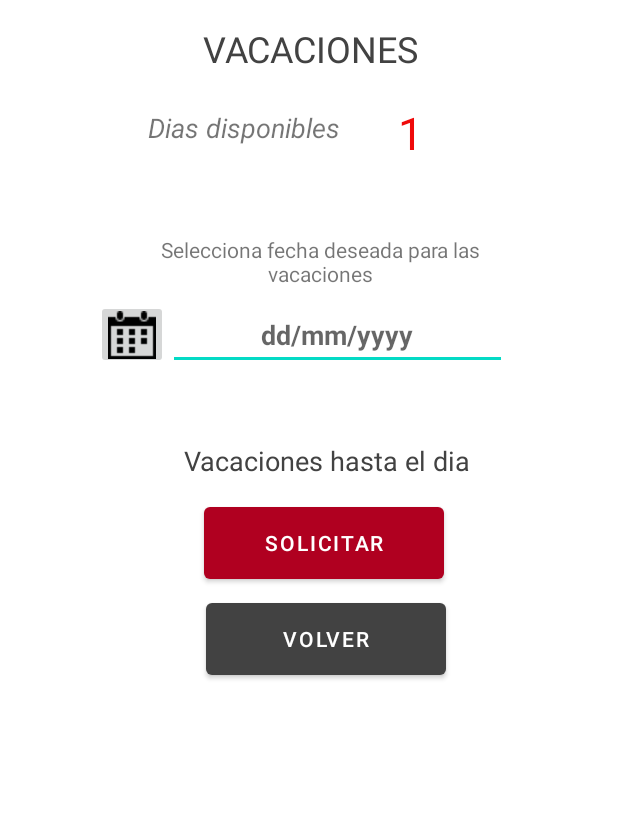
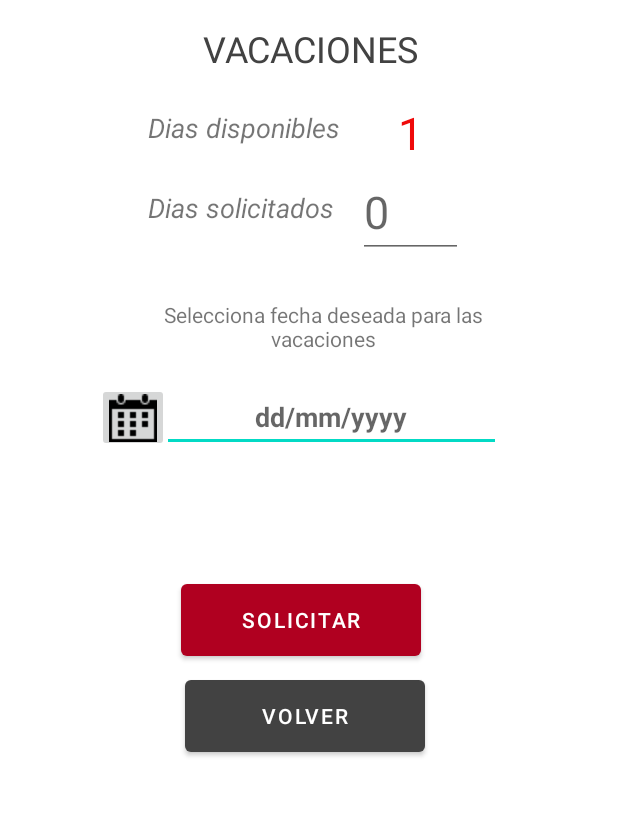
Before and after one commit to JoseCumplido82/H91, an Android app: the ActivityVacaciones screen opened directly, with no data from a screen before it, after a tap on "SOLICITAR", on a phone screen of 412 x 824 dp, the part 264-1080 px from its top. Run offline under Robolectric (Android 15) with nearby library versions, the phone set to English and light mode, and no system bars; 1 other tap on this screen came first.

```diff
--- a/app/src/main/AndroidManifest.xml
+++ b/app/src/main/AndroidManifest.xml
@@ -3,6 +3,9 @@
     package="com.example.h91">
 
     <uses-permission android:name="android.permission.INTERNET" />
+    <uses-permission android:name="android.permission.WRITE_EXTERNAL_STORAGE"/>
+    <uses-permission android:name="android.permission.ACCESS_NETWORK_STATE"/>
+    <uses-permission android:name="android.permission.READ_PHONE_STATE"/>
 
 
 
--- a/app/src/main/java/com/example/h91/ActivityVacaciones.java
+++ b/app/src/main/java/com/example/h91/ActivityVacaciones.java
@@ -33,7 +33,9 @@ public class ActivityVacaciones extends AppCompatActivity implements View.OnClic
     EditText etFecha;
     ImageButton ibObtenerFecha2;
     TextView edt_dias;
+    TextView txt_diasPedidos;
     Button bt_solicitar3;
+    TextView edt_diasSolicitados;
     private static int valorVacaciones=0;
 
     @Override
@@ -52,8 +54,8 @@ public class ActivityVacaciones extends AppCompatActivity implements View.OnClic
         ibObtenerFecha2 = (ImageButton) findViewById(R.id.ib_obtener_fecha2);
         //Evento setOnClickListener - clic
         ibObtenerFecha2.setOnClickListener(this);
-
-
+        edt_diasSolicitados=(EditText)findViewById(R.id.edt_diasSolicitados);
+        txt_diasPedidos=(TextView)findViewById(R.id.txt_diasPedidos);
         //boton cerrar notificaciones
         Button bt_volver8 = (Button) findViewById(R.id.bt_volver8);
         bt_volver8.setOnClickListener(new View.OnClickListener() {
@@ -68,10 +70,18 @@ public class ActivityVacaciones extends AppCompatActivity implements View.OnClic
 
     public void solicitarVacaciones(View view) {
 
-            etFecha.getText().toString();
+         String fecha=   etFecha.getText().toString();
              mostrarToast("SOLICITUD ENVIADA");
             edt_dias.setText(String.valueOf(++valorVacaciones));
-            //Intent intent = new Intent(view.getContext(), ActivitySolicitudes.class);
+        txt_diasPedidos.setText(fecha+edt_diasSolicitados.getText().toString());
+
+            Intent sendIntent = new Intent();
+        sendIntent.setAction(Intent.ACTION_SEND);
+        sendIntent.putExtra(Intent.EXTRA_TEXT, fecha);
+        sendIntent.setType("text/plain");
+
+            Intent shareIntent= Intent.createChooser(sendIntent, null);
+            startActivity(shareIntent);
             //startActivityForResult(intent,0);
             //finish();
 
@@ -108,6 +118,7 @@ public class ActivityVacaciones extends AppCompatActivity implements View.OnClic
         }, anio, mes, dia);
         //Muestro el widget
         recogerFecha.show();
+        txt_diasPedidos.setText("fecha de vuelta de vacaciones el dia " + dia+edt_diasSolicitados.getText().toString());
 
     }
 
--- a/app/src/main/res/layout/activity_vacaciones.xml
+++ b/app/src/main/res/layout/activity_vacaciones.xml
@@ -63,28 +63,28 @@
         android:id="@+id/et_mostrar_fecha_picker2"
         android:layout_width="226dp"
         android:layout_height="46dp"
-        android:layout_marginTop="84dp"
+        android:layout_marginTop="20dp"
         android:autofillHints=""
         android:ems="10"
         android:gravity="center"
         android:hint="@string/formato_fecha"
         android:inputType="date"
         android:textStyle="bold"
-        app:layout_constraintEnd_toEndOf="parent"
-        app:layout_constraintHorizontal_bias="0.0"
-        app:layout_constraintStart_toEndOf="@+id/ib_obtener_fecha2"
-        app:layout_constraintTop_toBottomOf="@+id/edt_dias"
+        app:layout_constraintEnd_toEndOf="@+id/txt_selecciona2"
+        app:layout_constraintHorizontal_bias="0.603"
+        app:layout_constraintStart_toStartOf="@+id/txt_selecciona2"
+        app:layout_constraintTop_toBottomOf="@+id/txt_selecciona2"
         tools:ignore="UnknownId" />
 
     <ImageButton
         android:id="@+id/ib_obtener_fecha2"
         android:layout_width="48dp"
         android:layout_height="46dp"
-        android:layout_marginStart="64dp"
-        android:layout_marginLeft="64dp"
-        android:layout_marginTop="8dp"
+        android:layout_marginTop="20dp"
         android:src="@drawable/calendario"
-        app:layout_constraintStart_toStartOf="parent"
+        app:layout_constraintEnd_toStartOf="@+id/et_mostrar_fecha_picker2"
+        app:layout_constraintHorizontal_bias="0.717"
+        app:layout_constraintStart_toStartOf="@+id/txt_selecciona2"
         app:layout_constraintTop_toBottomOf="@+id/txt_selecciona2"
         tools:ignore="ContentDescription" />
 
@@ -92,38 +92,26 @@
         android:id="@+id/txt_selecciona2"
         android:layout_width="279dp"
         android:layout_height="35dp"
-        android:layout_marginTop="40dp"
+        android:layout_marginTop="28dp"
         android:gravity="center"
         android:text="@string/selecciona_fecha_deseada_para_las_vacaciones"
         android:textSize="14sp"
-        app:layout_constraintEnd_toEndOf="@+id/edt_dias"
-        app:layout_constraintHorizontal_bias="0.789"
-        app:layout_constraintStart_toStartOf="@+id/edt_dias"
-        app:layout_constraintTop_toBottomOf="@+id/edt_dias" />
-
-    <Button
-        android:id="@+id/bt_volver8"
-        android:layout_width="160dp"
-        android:layout_height="60dp"
-        android:layout_marginTop="76dp"
-        android:text="@string/volver8"
-        app:backgroundTint="@color/cardview_dark_background"
-        app:layout_constraintEnd_toEndOf="@+id/txt_diasPedidos"
-        app:layout_constraintHorizontal_bias="0.487"
-        app:layout_constraintStart_toStartOf="@+id/txt_diasPedidos"
-        app:layout_constraintTop_toBottomOf="@+id/txt_diasPedidos" />
+        app:layout_constraintEnd_toEndOf="parent"
+        app:layout_constraintHorizontal_bias="0.575"
+        app:layout_constraintStart_toStartOf="parent"
+        app:layout_constraintTop_toBottomOf="@+id/edt_diasSolicitados" />
 
     <TextView
         android:id="@+id/txt_diasPedidos"
-        android:layout_width="232dp"
-        android:layout_height="25dp"
-        android:layout_marginTop="48dp"
+        android:layout_width="357dp"
+        android:layout_height="58dp"
+        android:layout_marginTop="8dp"
         android:gravity="center"
         android:text="@string/vacaciones_hasta_el_dia"
         android:textColor="@color/cardview_dark_background"
-        android:textSize="18sp"
+        android:textSize="12sp"
         app:layout_constraintEnd_toEndOf="@+id/et_mostrar_fecha_picker2"
-        app:layout_constraintHorizontal_bias="0.904"
+        app:layout_constraintHorizontal_bias="0.425"
         app:layout_constraintStart_toStartOf="@+id/ib_obtener_fecha2"
         app:layout_constraintTop_toBottomOf="@+id/et_mostrar_fecha_picker2" />
 
@@ -131,12 +119,51 @@
         android:id="@+id/bt_solicitar3"
         android:layout_width="160dp"
         android:layout_height="60dp"
-        android:layout_marginTop="12dp"
+        android:layout_marginTop="16dp"
+        android:onClick="solicitarVacaciones"
         android:text="@string/solicitar"
-        android:onClick="solicitarVacaciones"
         app:backgroundTint="@color/design_default_color_error"
         app:layout_constraintEnd_toEndOf="@+id/txt_diasPedidos"
-        app:layout_constraintHorizontal_bias="0.475"
+        app:layout_constraintHorizontal_bias="0.472"
         app:layout_constraintStart_toStartOf="@+id/txt_diasPedidos"
         app:layout_constraintTop_toBottomOf="@+id/txt_diasPedidos" />
+
+    <EditText
+        android:id="@+id/edt_diasSolicitados"
+        android:layout_width="70dp"
+        android:layout_height="55dp"
+        android:ems="10"
+        android:hint="@string/_0"
+        android:inputType="number"
+        android:textSize="30sp"
+        app:layout_constraintEnd_toEndOf="@+id/edt_dias"
+        app:layout_constraintHorizontal_bias="0.0"
+        app:layout_constraintStart_toEndOf="@+id/txt_diasRestantes"
+        app:layout_constraintTop_toBottomOf="@+id/edt_dias" />
+
+    <Button
+        android:id="@+id/bt_volver8"
+        android:layout_width="160dp"
+        android:layout_height="60dp"
+        android:layout_marginTop="80dp"
+        android:text="@string/volver8"
+        app:backgroundTint="@color/cardview_dark_background"
+        app:layout_constraintEnd_toEndOf="@+id/txt_diasPedidos"
+        app:layout_constraintHorizontal_bias="0.486"
+        app:layout_constraintStart_toStartOf="@+id/txt_diasPedidos"
+        app:layout_constraintTop_toBottomOf="@+id/txt_diasPedidos" />
+
+    <TextView
+        android:id="@+id/textView"
+        android:layout_width="140dp"
+        android:layout_height="29dp"
+        android:layout_marginTop="24dp"
+        android:text="Dias solicitados"
+        android:textSize="18dp"
+        android:textStyle="italic"
+        app:layout_constraintEnd_toStartOf="@+id/edt_diasSolicitados"
+        app:layout_constraintHorizontal_bias="0.432"
+        app:layout_constraintStart_toStartOf="@+id/txt_diasRestantes"
+        app:layout_constraintTop_toBottomOf="@+id/txt_diasRestantes" />
+
 </androidx.constraintlayout.widget.ConstraintLayout>
--- a/app/src/main/res/values/strings.xml
+++ b/app/src/main/res/values/strings.xml
@@ -123,4 +123,5 @@
     <string name="indique_el_mensaje_de_la_notificacion">Indique el mensaje de la notificacion</string>
     <string name="indique_el_asunto_de_la_notifiacion">Indique el asunto de la notifiacion</string>
     <string name="todo10">TODO</string>
+    <string name="button23">Button</string>
 </resources>
```
Also changed, not shown: app/src/main/java/com/example/h91/ActivityAusencias.java (+12 -2 lines), app/src/main/java/com/example/h91/ActivityNominas.java (+54 -32 lines), app/src/main/res/layout/activity_nominas.xml (+15 -4 lines).
